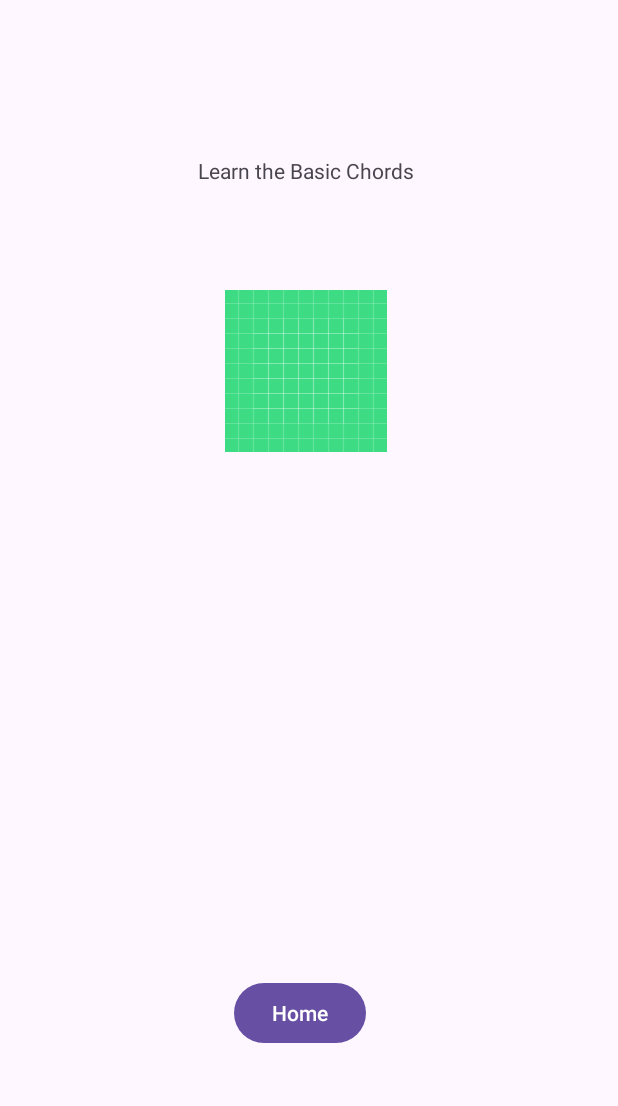
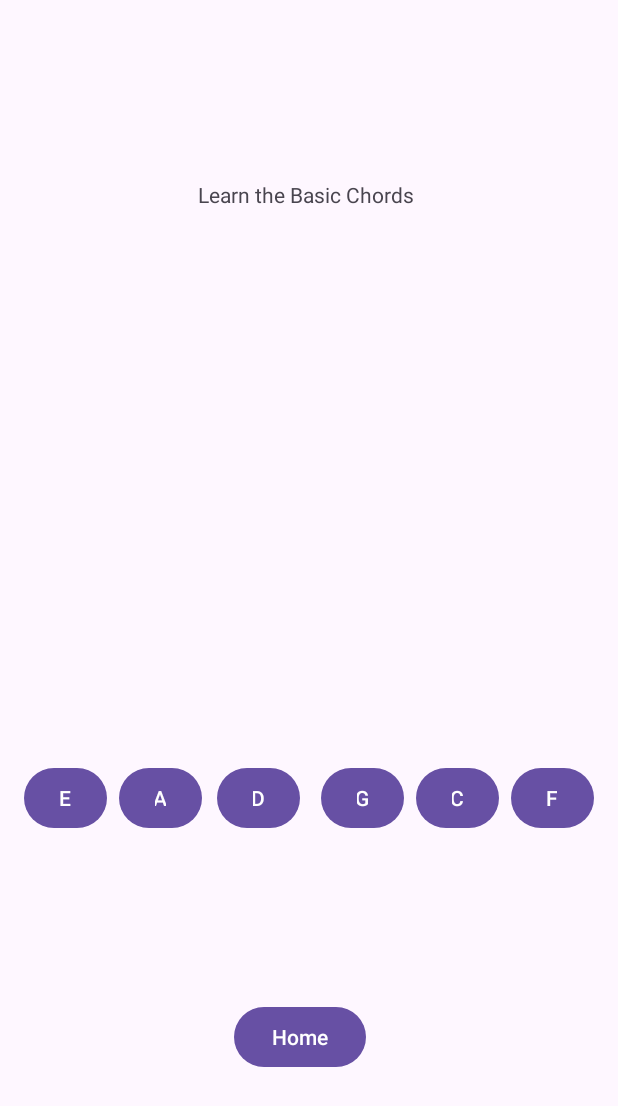
Before and after one commit to KnightwingJ/android_MusicMaestro, an Android app: the chord_Charts screen opened directly, with no data from a screen before it, on a phone screen of 412 x 824 dp. Shown: the top 1106 px of the screen. Run offline under Robolectric (Android 15) with nearby library versions, the phone set to English and light mode, and no system bars.

Commit message:
Chords Charts

```diff
--- a/app/src/main/java/com/example/musicmaestro/chord_Charts.java
+++ b/app/src/main/java/com/example/musicmaestro/chord_Charts.java
@@ -6,6 +6,7 @@ import android.content.Intent;
 import android.os.Bundle;
 import android.view.View;
 import android.widget.Button;
+import android.widget.ImageView;
 
 public class chord_Charts extends AppCompatActivity {
 
@@ -14,7 +15,62 @@ public class chord_Charts extends AppCompatActivity {
         super.onCreate(savedInstanceState);
         setContentView(R.layout.activity_chord_charts);
 
+        Button eButton=findViewById(R.id.eButton);
+        Button aButton=findViewById(R.id.aButton);
+        Button dButton=findViewById(R.id.dButton);
+        Button cButton=findViewById(R.id.cButton);
+        Button gButton=findViewById(R.id.gButton);
+        Button fButton=findViewById(R.id.fButton);
+
+        ImageView chord=findViewById(R.id.chord);
+
+        int[] chordArray={R.drawable.echord,
+                R.drawable.achord,
+                R.drawable.dchord,
+                R.drawable.cchord,
+                R.drawable.gchord,
+                R.drawable.fchord};
+
+        eButton.setOnClickListener(new View.OnClickListener() {
+            @Override
+            public void onClick(View v) {
+                chord.setImageResource(chordArray[0]);
+
+            }
+        });
+        aButton.setOnClickListener(new View.OnClickListener() {
+            @Override
+            public void onClick(View v) {
+                chord.setImageResource(chordArray[1]);
+
+            }
+        });
+        dButton.setOnClickListener(new View.OnClickListener() {
+            @Override
+            public void onClick(View v) {
+                chord.setImageResource(chordArray[2]);
+
+            }
+        });
+        gButton.setOnClickListener(new View.OnClickListener() {
+            @Override
+            public void onClick(View v) {
+                chord.setImageResource(chordArray[4]);
+
+            }
+        });
+        fButton.setOnClickListener(new View.OnClickListener() {
+            @Override
+            public void onClick(View v) {
+                chord.setImageResource(chordArray[5]);
+
+            }
+        });
+
+
         Button home_button=findViewById(R.id.home_chord);
+
+
 
         home_button.setOnClickListener(new View.OnClickListener(){
             @Override
--- a/app/src/main/res/layout/activity_chord_charts.xml
+++ b/app/src/main/res/layout/activity_chord_charts.xml
@@ -6,12 +6,22 @@
     android:layout_height="match_parent"
     tools:context=".chord_Charts">
 
+    <Button
+        android:id="@+id/cButton"
+        android:layout_width="55dp"
+        android:layout_height="48dp"
+        android:layout_marginTop="508dp"
+        android:layout_marginEnd="8dp"
+        android:text="C"
+        app:layout_constraintEnd_toStartOf="@+id/fButton"
+        app:layout_constraintTop_toTopOf="parent" />
+
     <TextView
         android:id="@+id/textView3"
         android:layout_width="wrap_content"
         android:layout_height="wrap_content"
         android:layout_marginStart="132dp"
-        android:layout_marginTop="104dp"
+        android:layout_marginTop="120dp"
         android:text="Learn the Basic Chords"
         app:layout_constraintStart_toStartOf="parent"
         app:layout_constraintTop_toTopOf="parent" />
@@ -27,12 +37,62 @@
         app:layout_constraintTop_toBottomOf="@+id/textView3" />
 
     <ImageView
-        android:id="@+id/imageView"
-        android:layout_width="wrap_content"
-        android:layout_height="wrap_content"
-        android:layout_marginStart="150dp"
-        android:layout_marginTop="70dp"
+        android:id="@+id/chord"
+        android:layout_width="170dp"
+        android:layout_height="176dp"
+        android:layout_marginEnd="120dp"
+        android:layout_marginBottom="348dp"
+        app:layout_constraintBottom_toBottomOf="parent"
+        app:layout_constraintEnd_toEndOf="parent"
+        app:srcCompat="?attr/listChoiceBackgroundIndicator" />
+
+    <Button
+        android:id="@+id/eButton"
+        android:layout_width="55dp"
+        android:layout_height="48dp"
+        android:layout_marginStart="16dp"
+        android:layout_marginTop="508dp"
+        android:text="E"
         app:layout_constraintStart_toStartOf="parent"
-        app:layout_constraintTop_toBottomOf="@+id/textView3"
-        app:srcCompat="@drawable/ic_launcher_background" />
+        app:layout_constraintTop_toTopOf="parent" />
+
+    <Button
+        android:id="@+id/aButton"
+        android:layout_width="55dp"
+        android:layout_height="48dp"
+        android:layout_marginStart="8dp"
+        android:layout_marginTop="508dp"
+        android:text="A"
+        app:layout_constraintStart_toEndOf="@+id/eButton"
+        app:layout_constraintTop_toTopOf="parent" />
+
+    <Button
+        android:id="@+id/dButton"
+        android:layout_width="55dp"
+        android:layout_height="48dp"
+        android:layout_marginStart="10dp"
+        android:layout_marginTop="508dp"
+        android:text="D"
+        app:layout_constraintStart_toEndOf="@+id/aButton"
+        app:layout_constraintTop_toTopOf="parent" />
+
+    <Button
+        android:id="@+id/gButton"
+        android:layout_width="55dp"
+        android:layout_height="48dp"
+        android:layout_marginTop="508dp"
+        android:layout_marginEnd="8dp"
+        android:text="G"
+        app:layout_constraintEnd_toStartOf="@+id/cButton"
+        app:layout_constraintTop_toTopOf="parent" />
+
+    <Button
+        android:id="@+id/fButton"
+        android:layout_width="55dp"
+        android:layout_height="48dp"
+        android:layout_marginTop="508dp"
+        android:layout_marginEnd="16dp"
+        android:text="F"
+        app:layout_constraintEnd_toEndOf="parent"
+        app:layout_constraintTop_toTopOf="parent" />
 </androidx.constraintlayout.widget.ConstraintLayout>
```
Also changed, not shown: app/src/main/res/drawable/achord.png (renamed from app/src/main/res/drawable/artful_mae_1_750.png), app/src/main/res/drawable/cchord.png (renamed from app/src/main/res/drawable/cagey_dani_1_750.png), app/src/main/res/drawable/dchord.png (renamed from app/src/main/res/drawable/acidic_mel_1_750.png), app/src/main/res/drawable/echord.png (renamed from app/src/main/res/drawable/earthy_ian_1_750.png), app/src/main/res/drawable/fbarchord.png (renamed from app/src/main/res/drawable/grumpy_lulu_1_750.png), app/src/main/res/drawable/fchord.png (renamed from app/src/main/res/drawable/agile_lulu_1_750.png), app/src/main/res/drawable/gchord.png (renamed from app/src/main/res/drawable/notable_cora_1_750.png).
